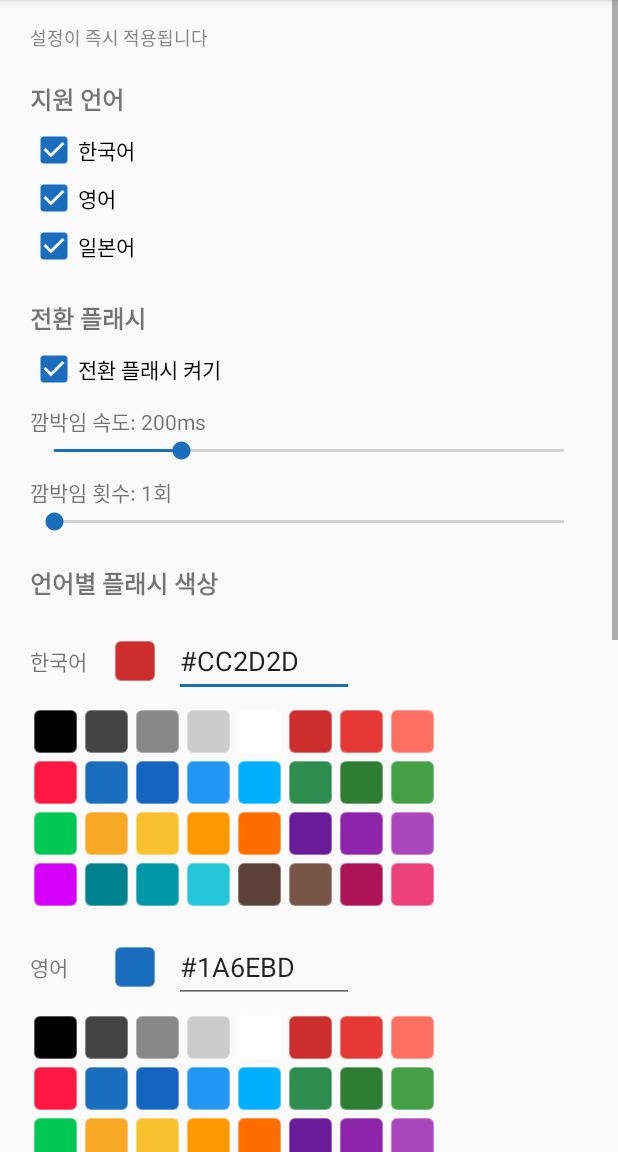
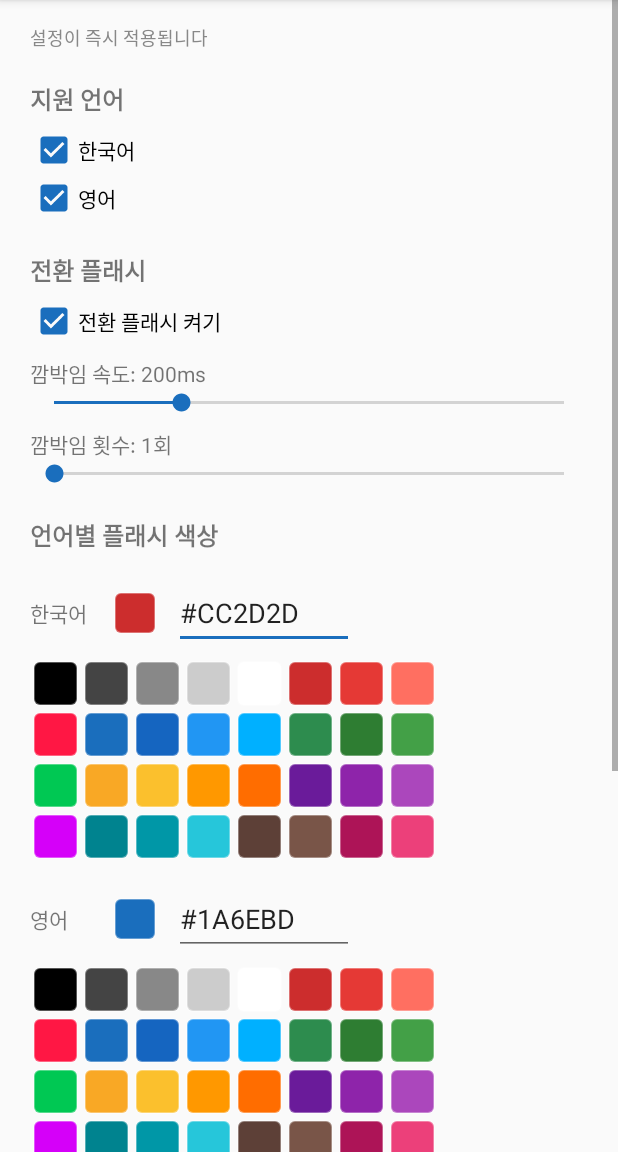
Before and after one commit to yyyyynny/kIkI, an Android app: the SettingsActivity screen opened directly, with no data from a screen before it, on a phone screen of 412 x 824 dp, the part 84-1236 px from its top. Run offline under Robolectric (Android 15) with nearby library versions, the phone set to English and light mode, and no system bars.

Commit message:
feat(lang): 일본어 기능 비활성화(코드 주석 보존) [2]
일본어는 발음 입력 후 한자 변환 단계가 많아 한/영 감지의 실효가 낮아 기능을 끈다.
삭제하지 않고 전부 주석 처리하여 추후 재도입을 쉽게 한다.

- ImeLocaleParser: normalize/parseFromSystemPopupText 의 ja·日本語 감지,
  displayName/badgeLabel 의 JA 라벨(日本語·日) 주석. JA 상수는 보존.
- Prefs: isLangEnabled/setLangEnabled/colorHex/setColorHex 의 JA 분기 주석.
  DEFAULT_JA·KEY_LANG_JA·KEY_COLOR_JA 상수는 보존.
- SettingsActivity: 일본어 체크박스/색상 편집기 주석.
- strings.xml/colors.xml: settings_lang_ja·lang_japanese 주석.

주석만 처리(신규 억제 로직 미추가)하므로, 일본어 IME 입력 시 KO/EN 같은
전용 처리가 사라지고 기타 언어와 동일한 일반 경로(회색 "JA")로만 흐른다.

https://claude.ai/code/session_01Mnpz5FRP2nQ7ud135PnuS5

```diff
--- a/app/src/main/kotlin/com/langsense/app/ui/SettingsActivity.kt
+++ b/app/src/main/kotlin/com/langsense/app/ui/SettingsActivity.kt
@@ -58,7 +58,8 @@ class SettingsActivity : AppCompatActivity() {
         root.addView(sectionHeader(getString(R.string.settings_languages)))
         root.addView(langCheckbox(ImeLocaleParser.KO, R.string.settings_lang_ko))
         root.addView(langCheckbox(ImeLocaleParser.EN, R.string.settings_lang_en))
-        root.addView(langCheckbox(ImeLocaleParser.JA, R.string.settings_lang_ja))
+        // [일본어 비활성화] 일본어 체크박스 주석(추후 재도입 위해 보존).
+        // root.addView(langCheckbox(ImeLocaleParser.JA, R.string.settings_lang_ja))
 
         // --- 전환 플래시 ---
         root.addView(sectionHeader(getString(R.string.settings_flash)))
@@ -84,7 +85,8 @@ class SettingsActivity : AppCompatActivity() {
         root.addView(sectionHeader(getString(R.string.settings_flash_colors)))
         root.addView(colorEditor(ImeLocaleParser.KO, getString(R.string.settings_lang_ko)))
         root.addView(colorEditor(ImeLocaleParser.EN, getString(R.string.settings_lang_en)))
-        root.addView(colorEditor(ImeLocaleParser.JA, getString(R.string.settings_lang_ja)))
+        // [일본어 비활성화] 일본어 색상 편집기 주석(추후 재도입 위해 보존).
+        // root.addView(colorEditor(ImeLocaleParser.JA, getString(R.string.settings_lang_ja)))
 
         // --- 상시 배지 ---
         root.addView(sectionHeader(getString(R.string.settings_badge)))
--- a/app/src/main/kotlin/com/langsense/app/util/Prefs.kt
+++ b/app/src/main/kotlin/com/langsense/app/util/Prefs.kt
@@ -71,7 +71,7 @@ class Prefs(context: Context) {
     fun isLangEnabled(lang: String): Boolean = when (lang) {
         ImeLocaleParser.KO -> sp.getBoolean(KEY_LANG_KO, true)
         ImeLocaleParser.EN -> sp.getBoolean(KEY_LANG_EN, true)
-        ImeLocaleParser.JA -> sp.getBoolean(KEY_LANG_JA, true)
+        // [일본어 비활성화] ImeLocaleParser.JA -> sp.getBoolean(KEY_LANG_JA, true)
         else -> true // 기타 언어는 항상 표시
     }
 
@@ -79,7 +79,7 @@ class Prefs(context: Context) {
         val key = when (lang) {
             ImeLocaleParser.KO -> KEY_LANG_KO
             ImeLocaleParser.EN -> KEY_LANG_EN
-            ImeLocaleParser.JA -> KEY_LANG_JA
+            // [일본어 비활성화] ImeLocaleParser.JA -> KEY_LANG_JA
             else -> return
         }
         sp.edit().putBoolean(key, enabled).apply()
@@ -89,7 +89,7 @@ class Prefs(context: Context) {
     fun colorHex(lang: String): String = when (lang) {
         ImeLocaleParser.KO -> sp.getString(KEY_COLOR_KO, DEFAULT_KO) ?: DEFAULT_KO
         ImeLocaleParser.EN -> sp.getString(KEY_COLOR_EN, DEFAULT_EN) ?: DEFAULT_EN
-        ImeLocaleParser.JA -> sp.getString(KEY_COLOR_JA, DEFAULT_JA) ?: DEFAULT_JA
+        // [일본어 비활성화] ImeLocaleParser.JA -> sp.getString(KEY_COLOR_JA, DEFAULT_JA) ?: DEFAULT_JA
         else -> DEFAULT_OTHER
     }
 
@@ -97,7 +97,7 @@ class Prefs(context: Context) {
         val key = when (lang) {
             ImeLocaleParser.KO -> KEY_COLOR_KO
             ImeLocaleParser.EN -> KEY_COLOR_EN
-            ImeLocaleParser.JA -> KEY_COLOR_JA
+            // [일본어 비활성화] ImeLocaleParser.JA -> KEY_COLOR_JA
             else -> return
         }
         sp.edit().putString(key, normalizeHex(hex)).apply()
@@ -126,6 +126,7 @@ class Prefs(context: Context) {
 
         const val DEFAULT_KO = "#CC2D2D"
         const val DEFAULT_EN = "#1A6EBD"
+        // [일본어 비활성화] 색 기본값/키 보존(현재 미사용, 추후 재도입 시 참조 복구).
         const val DEFAULT_JA = "#2D8C4E"
         const val DEFAULT_OTHER = "#555555"
 
@@ -141,10 +142,10 @@ class Prefs(context: Context) {
         const val KEY_REPLACE_CONFIDENCE = "replace_confidence"
         const val KEY_LANG_KO = "lang_ko"
         const val KEY_LANG_EN = "lang_en"
-        const val KEY_LANG_JA = "lang_ja"
+        const val KEY_LANG_JA = "lang_ja" // [일본어 비활성화] 미사용, 보존
         const val KEY_COLOR_KO = "color_ko"
         const val KEY_COLOR_EN = "color_en"
-        const val KEY_COLOR_JA = "color_ja"
+        const val KEY_COLOR_JA = "color_ja" // [일본어 비활성화] 미사용, 보존
 
         /** "#rrggbb" 형식으로 정규화. 유효하지 않으면 기본 회색. */
         fun normalizeHex(input: String): String {
--- a/app/src/main/res/values/colors.xml
+++ b/app/src/main/res/values/colors.xml
@@ -3,7 +3,8 @@
     <!-- 언어별 플래시 기본 색상 (docs/features.md 기준) -->
     <color name="lang_korean">#CC2D2D</color>
     <color name="lang_english">#1A6EBD</color>
-    <color name="lang_japanese">#2D8C4E</color>
+    <!-- [일본어 비활성화] 일본어 기본 색상 주석 보존(추후 재도입 가능).
+    <color name="lang_japanese">#2D8C4E</color> -->
     <color name="lang_default">#555555</color>
 
     <!-- 배지 / 칩 -->
--- a/app/src/main/res/values/strings.xml
+++ b/app/src/main/res/values/strings.xml
@@ -26,7 +26,10 @@
     <string name="settings_languages">지원 언어</string>
     <string name="settings_lang_ko">한국어</string>
     <string name="settings_lang_en">영어</string>
-    <string name="settings_lang_ja">일본어</string>
+    <!-- [일본어 비활성화] 일본어는 발음 입력 후 한자 변환이 많아 한/영 감지 실효가 낮아 비활성화.
+         삭제 대신 주석 보존(추후 재도입 가능).
+    <string name="settings_lang_ja">일본어</string> -->
+
     <string name="settings_flash">전환 플래시</string>
     <string name="settings_flash_enabled">전환 플래시 켜기</string>
     <string name="settings_flash_colors">언어별 플래시 색상</string>
```
Also changed, not shown: app/src/main/kotlin/com/langsense/app/util/ImeLocaleParser.kt (+10 -4 lines).
